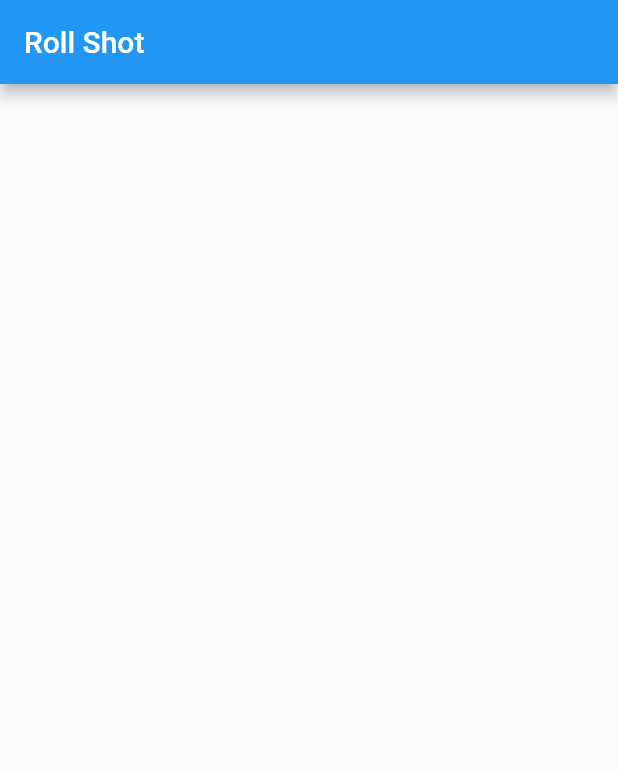
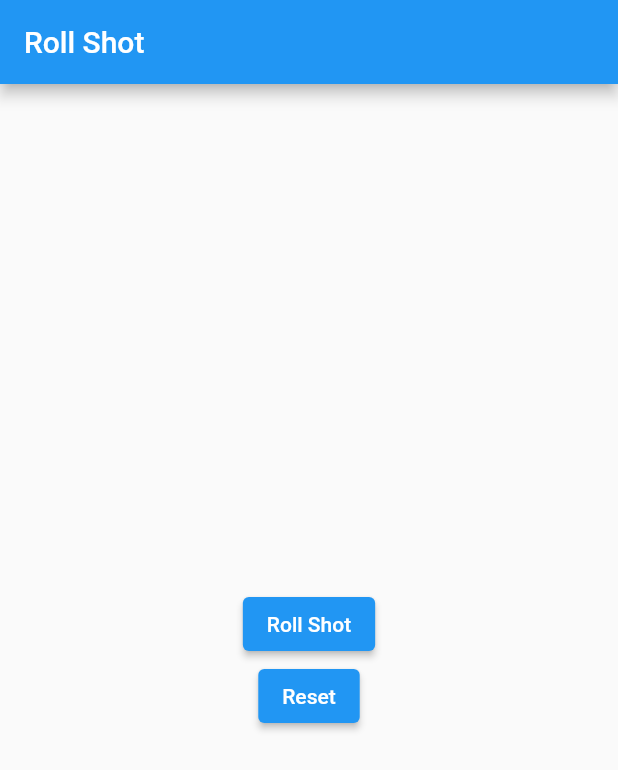
Before and after one commit to fildogan/shot_roulette, a Flutter app: the screen it shows after launch, on a phone screen of 412 x 824 dp. Shown: the top 770 px of the screen. Run offline on Flutter 3.47's test engine with Material 2 defaults, Android fonts, the light colour scheme and no system bars; our stand-ins replace bloc, flutter_bloc, freezed_annotation, injectable.

Commit message:
Add functuonalities to roll shot page and cubit

```diff
--- a/lib/features/roll_shot/cubit/roll_shot_state.dart
+++ b/lib/features/roll_shot/cubit/roll_shot_state.dart
@@ -2,6 +2,12 @@ part of 'roll_shot_cubit.dart';
 
 @freezed
 class RollShotState with _$RollShotState {
-  factory RollShotState() = _RollShotState;
+  factory RollShotState({
+    @Default([]) List<ShotRecipeModel> shotRecipes,
+    @Default([]) List<TasteNoteModel> tasteNotes,
+    @Default([]) List<IngredientNameModel> ingredientNames,
+    @Default([]) List<UnitOfMeasurementModel> unitsOfMeasurement,
+    ShotRecipeModel? chosenRecipe,
+  }) = _RollShotState;
   const RollShotState._();
 }
--- a/lib/features/roll_shot/roll_shot_page.dart
+++ b/lib/features/roll_shot/roll_shot_page.dart
@@ -8,14 +8,32 @@ class RollShotPage extends StatelessWidget {
   @override
   Widget build(BuildContext context) {
     return BlocProvider(
-      create: (context) => RollShotCubit(),
+      create: (context) => RollShotCubit()..start(),
       child: BlocBuilder<RollShotCubit, RollShotState>(
         builder: (context, state) {
           return Scaffold(
             appBar: AppBar(
               title: const Text('Roll Shot'),
             ),
-            body: Column(),
+            body: Center(
+              child: Column(
+                mainAxisAlignment: MainAxisAlignment.center,
+                children: [
+                  if (state.chosenRecipe != null)
+                    Text(state.chosenRecipe?.id ?? 'null'),
+                  ElevatedButton(
+                      onPressed: () {
+                        context.read<RollShotCubit>().rollShot();
+                      },
+                      child: const Text('Roll Shot')),
+                  ElevatedButton(
+                      onPressed: () {
+                        context.read<RollShotCubit>().resetShot();
+                      },
+                      child: const Text('Reset'))
+                ],
+              ),
+            ),
           );
         },
       ),
```
Also changed, not shown: lib/features/roll_shot/cubit/roll_shot_cubit.dart (+60 -0 lines), lib/features/roll_shot/cubit/roll_shot_cubit.freezed.dart.
